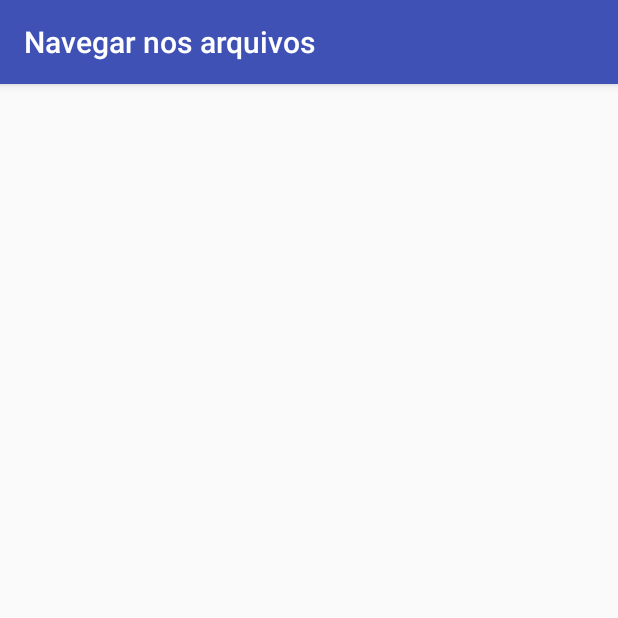
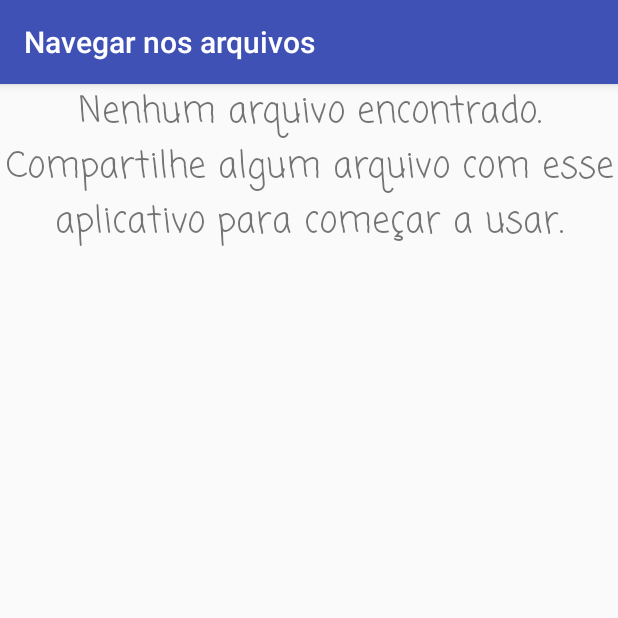
Before and after one commit to caiogallo/guarda-recibos, an Android app: the screen it shows after launch (MainActivity), on a phone screen of 412 x 824 dp, the top half of it. Run offline under Robolectric (Android 15) with nearby library versions, the phone set to English and light mode, and no system bars.

Commit message:
mensagem de nenhum arquivo compartilhado ao iniciar aplicativo

```diff
--- a/app/src/main/java/com/caiogallo/guardarecibo/MainActivity.java
+++ b/app/src/main/java/com/caiogallo/guardarecibo/MainActivity.java
@@ -14,6 +14,7 @@ import android.view.View;
 import android.widget.AdapterView;
 import android.widget.ArrayAdapter;
 import android.widget.ListView;
+import android.widget.TextView;
 import android.widget.Toast;
 
 import com.caiogallo.guardarecibo.adapters.ListFolderAdapter;
@@ -23,6 +24,7 @@ import com.caiogallo.guardarecibo.listeners.ItemListClick;
 import com.caiogallo.guardarecibo.utils.Constants;
 
 import java.io.File;
+import java.util.ArrayList;
 import java.util.List;
 
 import caiogallo.com.guardarecibo.R;
@@ -74,31 +76,39 @@ public class MainActivity extends AppCompatActivity {
     }
 
     private void permissionVisibility(final int visibility) {
-        View btnPedirPermissao = findViewById(R.id.btnPedirPermissao);
-        if (btnPedirPermissao != null) {
-            btnPedirPermissao.setVisibility(visibility);
+        View btnRequestPermission = findViewById(R.id.btnPedirPermissao);
+        if (btnRequestPermission != null) {
+            btnRequestPermission.setVisibility(visibility);
         }
-        View txtPedirPermissao = findViewById(R.id.txtPedirPermissao);
-        if (txtPedirPermissao != null) {
-            txtPedirPermissao.setVisibility(visibility);
+        View txtRequestPermission = findViewById(R.id.txtPedirPermissao);
+        if (txtRequestPermission != null) {
+            txtRequestPermission.setVisibility(visibility);
         }
+    }
+
+    public List getFolders(String appPathStr){
+        FileNavigator navigator = new FileNavigator();
+        try {
+            List navigate = navigator.navigate(this, appPathStr, 1);
+            return navigate;
+        }catch (FileNavigatorException e) {
+            Log.e(TAG, "Cannot navigate", e);
+            Toast.makeText(this, String.format("Cannot navigate %s", e.getMessage()),
+                    Toast.LENGTH_LONG).show();
+        }
+        return new ArrayList();
     }
 
     private void navigate() {
         File appPath = Environment.getExternalStorageDirectory();
         String appPathStr = appPath.getPath() + File.separator + Constants.ROOT_DIR;
-        FileNavigator navigator = new FileNavigator();
-        try {
-            List navigate = navigator.navigate(this, appPathStr, 1);
-            ListFolderAdapter adapter = new ListFolderAdapter(navigate, this);
-            ListView listaArquivosRaiz = findViewById(R.id.lista_arquivos_raiz);
-            listaArquivosRaiz.setAdapter(adapter);
-            listaArquivosRaiz.setOnItemClickListener(new ItemListClick(appPathStr, this, this));
-        } catch (FileNavigatorException e) {
-            Log.e(TAG, "Cannot navigate", e);
-            Toast.makeText(this, String.format("Cannot navigate %s", e.getMessage()),
-                    Toast.LENGTH_LONG).show();
-        }
+        List folders = getFolders(appPathStr);
+        ListView listRootFiles = findViewById(R.id.lista_arquivos_raiz);
+        listRootFiles.setEmptyView(findViewById(R.id.emptyListView));
+        ListFolderAdapter adapter = new ListFolderAdapter(folders, this);
+        listRootFiles.setAdapter(adapter);
+        listRootFiles.setOnItemClickListener(
+                new ItemListClick(appPathStr, this, this));
     }
 
 
--- a/app/src/main/res/layout/content_navigation.xml
+++ b/app/src/main/res/layout/content_navigation.xml
@@ -1,14 +1,34 @@
 <?xml version="1.0" encoding="utf-8"?>
-<ScrollView
+<LinearLayout
     xmlns:android="http://schemas.android.com/apk/res/android"
     xmlns:app="http://schemas.android.com/apk/res-auto"
     xmlns:tools="http://schemas.android.com/tools"
     android:layout_width="match_parent"
     android:layout_height="match_parent"
-    android:fillViewport="true"
+    android:orientation="vertical"
     app:layout_behavior="@string/appbar_scrolling_view_behavior"
     tools:context="com.caiogallo.guardarecibo.MainActivity"
     tools:showIn="@layout/activity_main">
-    <ListView android:id="@+id/lista_arquivos_raiz" android:layout_width="match_parent"
-        android:layout_height="wrap_content" />
-</ScrollView>
+    <ScrollView
+        xmlns:android="http://schemas.android.com/apk/res/android"
+        xmlns:app="http://schemas.android.com/apk/res-auto"
+        xmlns:tools="http://schemas.android.com/tools"
+        android:layout_width="match_parent"
+        android:layout_height="0dp"
+        android:layout_weight="2"
+        android:fillViewport="true">
+        <ListView android:id="@+id/lista_arquivos_raiz" android:layout_width="match_parent"
+            android:layout_height="wrap_content" />
+    </ScrollView>
+
+    <TextView
+        android:id="@+id/emptyListView"
+        android:layout_width="match_parent"
+        android:layout_height="match_parent"
+        android:layout_weight="1"
+        android:fontFamily="casual"
+        android:text="@string/empty_file_list"
+        android:textAlignment="center"
+        android:textSize="24sp"
+        android:visibility="gone" />
+</LinearLayout>
--- a/app/src/main/res/values/strings.xml
+++ b/app/src/main/res/values/strings.xml
@@ -8,5 +8,6 @@
     <string name="unableToSaveFileNoPermission">Não posso salvar recibos, não tenho permissão para isso :(</string>
     <string name="noExternalStoragePermission">Você precisa habilitar a gravação no cartão para que o aplicativo funcione corretamente</string>
     <string name="askPermission">Pedir permissão</string>
+    <string name="empty_file_list">Nenhum arquivo encontrado. Compartilhe algum arquivo com esse aplicativo para começar a usar.</string>
 
 </resources>
```
